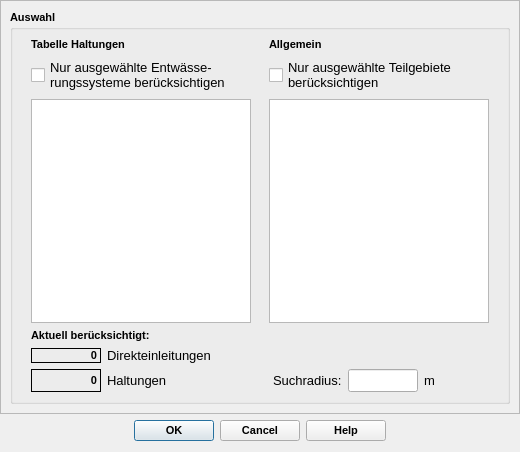
Above: qkan/linkflaechen/res/application_createlinesw.ui from SonkeHoffmann/QKan-1 before the change. Below: the same form after it.
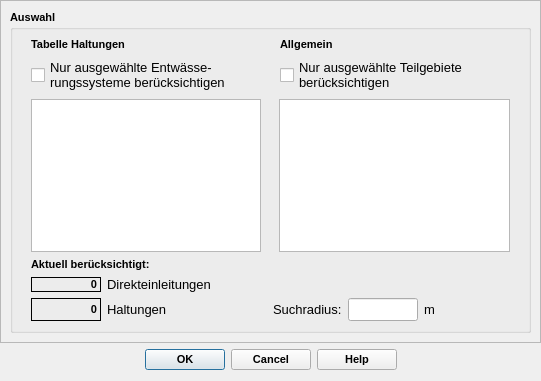
That is the form after the change.

The edit to the form file:
```diff
--- a/qkan/linkflaechen/res/application_createlinesw.ui
+++ b/qkan/linkflaechen/res/application_createlinesw.ui
@@ -6,13 +6,13 @@
    <rect>
     <x>0</x>
     <y>0</y>
-    <width>520</width>
-    <height>452</height>
+    <width>541</width>
+    <height>381</height>
    </rect>
   </property>
   <property name="minimumSize">
    <size>
-    <width>250</width>
+    <width>280</width>
     <height>150</height>
    </size>
   </property>
@@ -44,8 +44,8 @@
        <rect>
         <x>0</x>
         <y>0</y>
-        <width>518</width>
-        <height>412</height>
+        <width>539</width>
+        <height>341</height>
        </rect>
       </property>
       <layout class="QVBoxLayout" name="verticalLayout_2">
```
